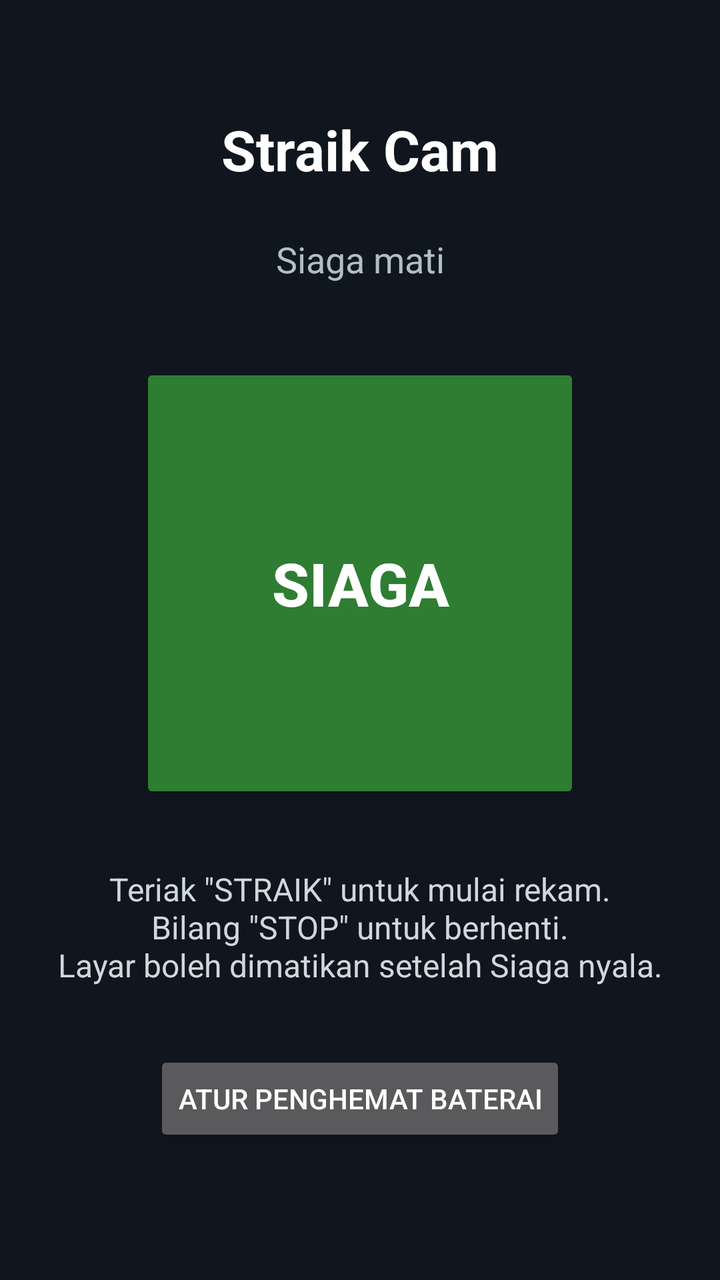
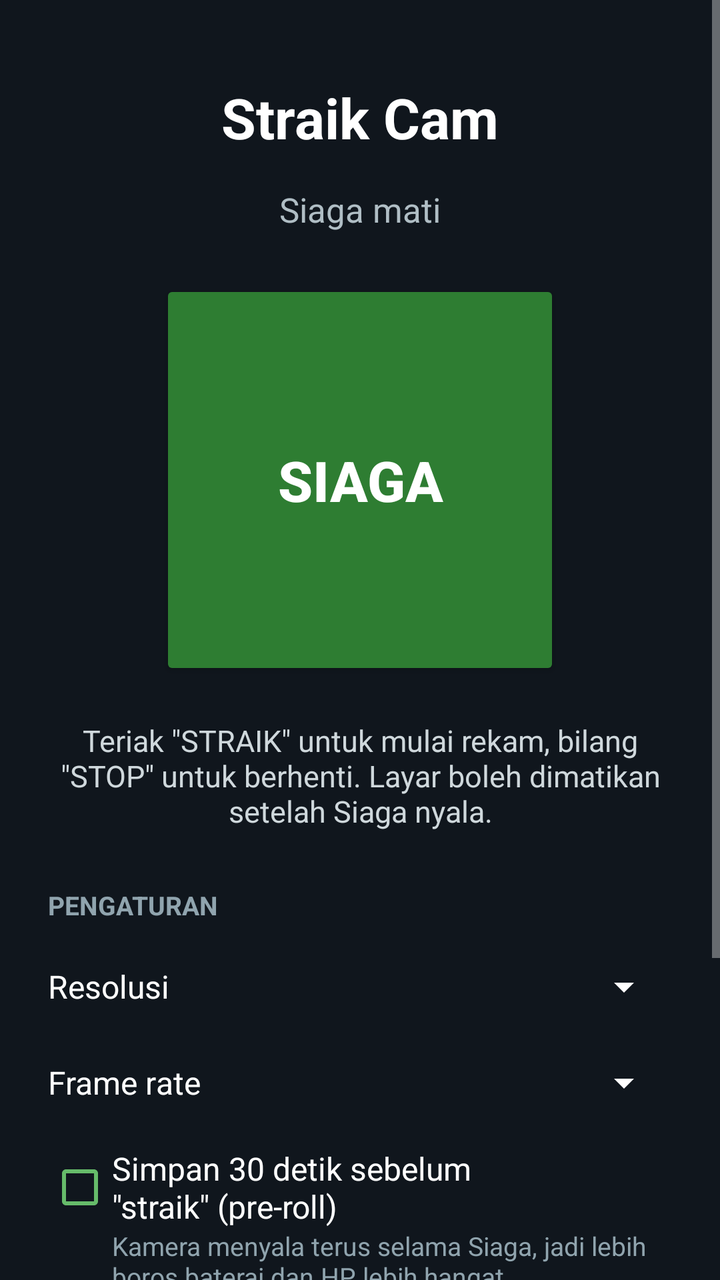

Two renders of the same Android screen: before a commit and after it. Below are the layout's source before the change and the commit's diff.
<!-- AndroidManifest.xml: application theme android:Theme.Material.NoActionBar -->
<!-- res/layout/activity_main.xml -->
<?xml version="1.0" encoding="utf-8"?>
<LinearLayout xmlns:android="http://schemas.android.com/apk/res/android"
    android:layout_width="match_parent"
    android:layout_height="match_parent"
    android:background="#FF10161D"
    android:gravity="center_horizontal"
    android:orientation="vertical"
    android:padding="24dp">

    <TextView
        android:layout_width="wrap_content"
        android:layout_height="wrap_content"
        android:layout_marginTop="32dp"
        android:text="Straik Cam"
        android:textColor="#FFFFFFFF"
        android:textSize="28sp"
        android:textStyle="bold" />

    <TextView
        android:id="@+id/status"
        android:layout_width="match_parent"
        android:layout_height="wrap_content"
        android:layout_marginTop="24dp"
        android:gravity="center"
        android:text="Siaga mati"
        android:textColor="#FFB0BEC5"
        android:textSize="18sp" />

    <Button
        android:id="@+id/btnStandby"
        android:layout_width="220dp"
        android:layout_height="220dp"
        android:layout_marginTop="40dp"
        android:backgroundTint="#FF2E7D32"
        android:text="SIAGA"
        android:textColor="#FFFFFFFF"
        android:textSize="30sp"
        android:textStyle="bold" />

    <TextView
        android:layout_width="match_parent"
        android:layout_height="wrap_content"
        android:layout_marginTop="32dp"
        android:gravity="center"
        android:text="Teriak &quot;STRAIK&quot; untuk mulai rekam.\nBilang &quot;STOP&quot; untuk berhenti.\nLayar boleh dimatikan setelah Siaga nyala."
        android:textColor="#FFCFD8DC"
        android:textSize="16sp" />

    <Button
        android:id="@+id/btnBattery"
        android:layout_width="wrap_content"
        android:layout_height="wrap_content"
        android:layout_marginTop="32dp"
        android:text="Atur penghemat baterai" />
</LinearLayout>
<!-- resources referenced by this layout -->
<resources>

</resources>

<!-- the commit's change to res/layout/activity_main.xml (unified diff, before → after) -->
@@ -1,55 +1,168 @@
 <?xml version="1.0" encoding="utf-8"?>
-<LinearLayout xmlns:android="http://schemas.android.com/apk/res/android"
+<ScrollView xmlns:android="http://schemas.android.com/apk/res/android"
     android:layout_width="match_parent"
     android:layout_height="match_parent"
     android:background="#FF10161D"
-    android:gravity="center_horizontal"
-    android:orientation="vertical"
-    android:padding="24dp">
+    android:fillViewport="true">
 
-    <TextView
-        android:layout_width="wrap_content"
-        android:layout_height="wrap_content"
-        android:layout_marginTop="32dp"
-        android:text="Straik Cam"
-        android:textColor="#FFFFFFFF"
-        android:textSize="28sp"
-        android:textStyle="bold" />
-
-    <TextView
-        android:id="@+id/status"
+    <LinearLayout
         android:layout_width="match_parent"
         android:layout_height="wrap_content"
-        android:layout_marginTop="24dp"
-        android:gravity="center"
-        android:text="Siaga mati"
-        android:textColor="#FFB0BEC5"
-        android:textSize="18sp" />
+        android:gravity="center_horizontal"
+        android:orientation="vertical"
+        android:padding="24dp">
 
-    <Button
-        android:id="@+id/btnStandby"
-        android:layout_width="220dp"
-        android:layout_height="220dp"
-        android:layout_marginTop="40dp"
-        android:backgroundTint="#FF2E7D32"
-        android:text="SIAGA"
-        android:textColor="#FFFFFFFF"
-        android:textSize="30sp"
-        android:textStyle="bold" />
+        <TextView
+            android:layout_width="wrap_content"
+            android:layout_height="wrap_content"
+            android:layout_marginTop="16dp"
+            android:text="Straik Cam"
+            android:textColor="#FFFFFFFF"
+            android:textSize="28sp"
+            android:textStyle="bold" />
 
-    <TextView
-        android:layout_width="match_parent"
-        android:layout_height="wrap_content"
-        android:layout_marginTop="32dp"
-        android:gravity="center"
-        android:text="Teriak &quot;STRAIK&quot; untuk mulai rekam.\nBilang &quot;STOP&quot; untuk berhenti.\nLayar boleh dimatikan setelah Siaga nyala."
-        android:textColor="#FFCFD8DC"
-        android:textSize="16sp" />
+        <TextView
+            android:id="@+id/status"
+            android:layout_width="match_parent"
+            android:layout_height="wrap_content"
+            android:layout_marginTop="16dp"
+            android:gravity="center"
+            android:text="Siaga mati"
+            android:textColor="#FFB0BEC5"
+            android:textSize="17sp" />
 
-    <Button
-        android:id="@+id/btnBattery"
-        android:layout_width="wrap_content"
-        android:layout_height="wrap_content"
-        android:layout_marginTop="32dp"
-        android:text="Atur penghemat baterai" />
-</LinearLayout>
+        <Button
+            android:id="@+id/btnStandby"
+            android:layout_width="200dp"
+            android:layout_height="200dp"
+            android:layout_marginTop="24dp"
+            android:backgroundTint="#FF2E7D32"
+            android:text="SIAGA"
+            android:textColor="#FFFFFFFF"
+            android:textSize="28sp"
+            android:textStyle="bold" />
+
+        <TextView
+            android:layout_width="match_parent"
+            android:layout_height="wrap_content"
+            android:layout_marginTop="20dp"
+            android:gravity="center"
+            android:text="Teriak &quot;STRAIK&quot; untuk mulai rekam, bilang &quot;STOP&quot; untuk berhenti. Layar boleh dimatikan setelah Siaga nyala."
+            android:textColor="#FFCFD8DC"
+            android:textSize="15sp" />
+
+        <TextView
+            android:layout_width="match_parent"
+            android:layout_height="wrap_content"
+            android:layout_marginTop="28dp"
+            android:text="PENGATURAN"
+            android:textColor="#FF90A4AE"
+            android:textSize="13sp"
+            android:textStyle="bold" />
+
+        <TextView
+            android:id="@+id/settingsNote"
+            android:layout_width="match_parent"
+            android:layout_height="wrap_content"
+            android:text="Matikan Siaga dulu untuk mengubah video dan pre-roll."
+            android:textColor="#FFFFB74D"
+            android:textSize="13sp"
+            android:visibility="gone" />
+
+        <LinearLayout
+            android:layout_width="match_parent"
+            android:layout_height="wrap_content"
+            android:layout_marginTop="8dp"
+            android:gravity="center_vertical"
+            android:orientation="horizontal">
+
+            <TextView
+                android:layout_width="0dp"
+                android:layout_height="wrap_content"
+                android:layout_weight="1"
+                android:text="Resolusi"
+                android:textColor="#FFFFFFFF"
+                android:textSize="16sp" />
+
+            <Spinner
+                android:id="@+id/spinResolution"
+                android:layout_width="160dp"
+                android:layout_height="48dp"
+                android:backgroundTint="#FFFFFFFF"
+                android:popupBackground="#FF263238" />
+        </LinearLayout>
+
+        <LinearLayout
+            android:layout_width="match_parent"
+            android:layout_height="wrap_content"
+            android:gravity="center_vertical"
+            android:orientation="horizontal">
+
+            <TextView
+                android:layout_width="0dp"
+                android:layout_height="wrap_content"
+                android:layout_weight="1"
+                android:text="Frame rate"
+                android:textColor="#FFFFFFFF"
+                android:textSize="16sp" />
+
+            <Spinner
+                android:id="@+id/spinFps"
+                android:layout_width="160dp"
+                android:layout_height="48dp"
+                android:backgroundTint="#FFFFFFFF"
+                android:popupBackground="#FF263238" />
+        </LinearLayout>
+
+        <CheckBox
+            android:id="@+id/chkPreRoll"
+            android:layout_width="match_parent"
+            android:layout_height="wrap_content"
+            android:layout_marginTop="8dp"
+            android:buttonTint="#FF66BB6A"
+            android:text="Simpan 30 detik sebelum &quot;straik&quot; (pre-roll)"
+            android:textColor="#FFFFFFFF"
+            android:textSize="16sp" />
+
+        <TextView
+            android:layout_width="match_parent"
+            android:layout_height="wrap_content"
+            android:paddingStart="32dp"
+            android:text="Kamera menyala terus selama Siaga, jadi lebih boros baterai dan HP lebih hangat."
+            android:textColor="#FF90A4AE"
+            android:textSize="13sp" />
+
+        <CheckBox
+            android:id="@+id/chkSound"
+            android:layout_width="match_parent"
+            android:layout_height="wrap_content"
+            android:layout_marginTop="8dp"
+            android:buttonTint="#FF66BB6A"
+            android:text="Nada saat mulai dan berhenti rekam"
+            android:textColor="#FFFFFFFF"
+            android:textSize="16sp" />
+
+        <CheckBox
+            android:id="@+id/chkVibrate"
+            android:layout_width="match_parent"
+            android:layout_height="wrap_content"
+            android:buttonTint="#FF66BB6A"
+            android:text="Getar saat mulai dan berhenti rekam"
+            android:textColor="#FFFFFFFF"
+            android:textSize="16sp" />
+
+        <Button
+            android:id="@+id/btnTestTone"
+            android:layout_width="wrap_content"
+            android:layout_height="wrap_content"
+            android:layout_marginTop="8dp"
+            android:text="Coba nada" />
+
+        <Button
+            android:id="@+id/btnBattery"
+            android:layout_width="wrap_content"
+            android:layout_height="wrap_content"
+            android:layout_marginTop="8dp"
+            android:text="Atur penghemat baterai" />
+    </LinearLayout>
+</ScrollView>
